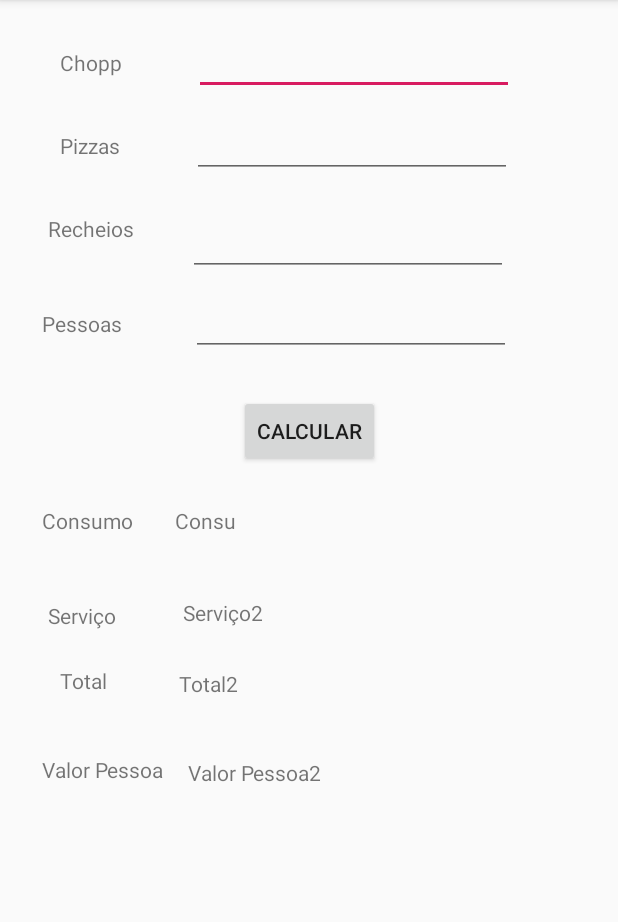
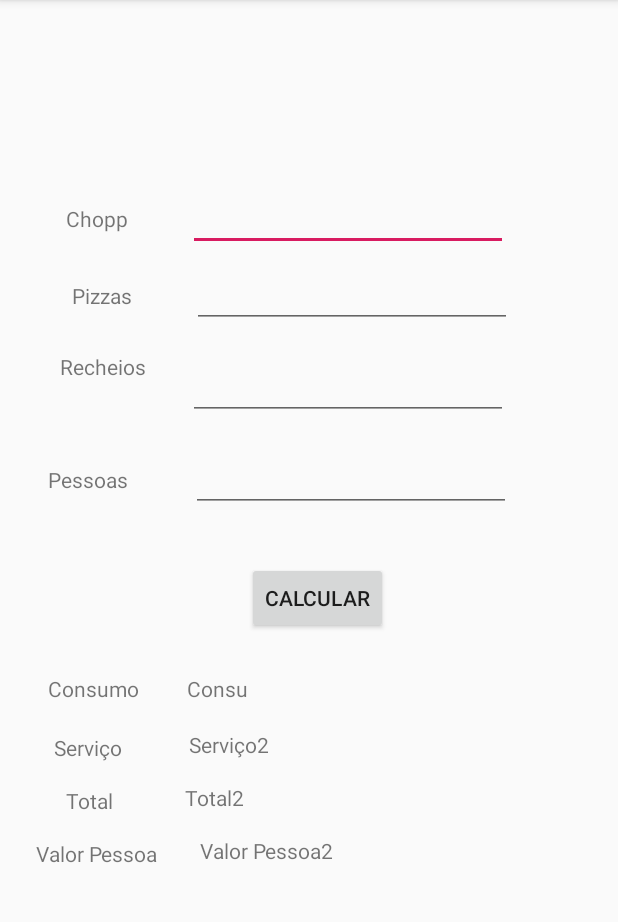
Before and after one commit to RauleSarah/PIZZARIA---PAM1, an Android app: the screen it shows after launch (MainActivity), on a phone screen of 412 x 824 dp, the part 84-1006 px from its top. Run offline under Robolectric (Android 15) with nearby library versions, the phone set to English and light mode, and no system bars.

Commit message:
Mudança na adição de pessoas

```diff
--- a/app/src/main/java/com/example/pizzaria/MainActivity.java
+++ b/app/src/main/java/com/example/pizzaria/MainActivity.java
@@ -46,8 +46,14 @@ public class MainActivity extends AppCompatActivity {
         lblServico2.setText("" + Servico);
         double Total  = (Consumo + Servico);
         lblTotal2.setText("" + Total);
-        double ValorPessoa  = (Total / Pessoas);
-        lblValorPessoa2.setText("" + ValorPessoa);
+
+        if (Pessoas <= 0) {
+            lblValorPessoa2.setText("");
+        }
+        else{
+            double ValorPessoa = (Total / Pessoas);
+            lblValorPessoa2.setText("" + ValorPessoa);
+        }
 
     }
 }
--- a/app/src/main/res/layout/activity_main.xml
+++ b/app/src/main/res/layout/activity_main.xml
@@ -10,9 +10,9 @@
         android:id="@+id/lblChopp"
         android:layout_width="wrap_content"
         android:layout_height="wrap_content"
-        android:layout_marginStart="40dp"
-        android:layout_marginLeft="40dp"
-        android:layout_marginTop="32dp"
+        android:layout_marginStart="44dp"
+        android:layout_marginLeft="44dp"
+        android:layout_marginTop="136dp"
         android:text="@string/CHOPP"
         app:layout_constraintStart_toStartOf="parent"
         app:layout_constraintTop_toTopOf="parent"
@@ -22,9 +22,9 @@
         android:id="@+id/lblPizzas"
         android:layout_width="wrap_content"
         android:layout_height="wrap_content"
-        android:layout_marginStart="40dp"
-        android:layout_marginLeft="40dp"
-        android:layout_marginTop="36dp"
+        android:layout_marginStart="48dp"
+        android:layout_marginLeft="48dp"
+        android:layout_marginTop="32dp"
         android:text="@string/PIZZAS"
         app:layout_constraintStart_toStartOf="parent"
         app:layout_constraintTop_toBottomOf="@+id/lblChopp"
@@ -34,9 +34,9 @@
         android:id="@+id/lblRecheios"
         android:layout_width="wrap_content"
         android:layout_height="wrap_content"
-        android:layout_marginStart="32dp"
-        android:layout_marginLeft="32dp"
-        android:layout_marginTop="36dp"
+        android:layout_marginStart="40dp"
+        android:layout_marginLeft="40dp"
+        android:layout_marginTop="28dp"
         android:text="@string/RECHEIOS"
         app:layout_constraintStart_toStartOf="parent"
         app:layout_constraintTop_toBottomOf="@+id/lblPizzas"
@@ -46,9 +46,9 @@
         android:id="@+id/lblPessoas"
         android:layout_width="63dp"
         android:layout_height="23dp"
-        android:layout_marginStart="28dp"
-        android:layout_marginLeft="28dp"
-        android:layout_marginTop="44dp"
+        android:layout_marginStart="32dp"
+        android:layout_marginLeft="32dp"
+        android:layout_marginTop="56dp"
         android:text="@string/PESSOAS"
         app:layout_constraintStart_toStartOf="parent"
         app:layout_constraintTop_toBottomOf="@+id/lblRecheios"
@@ -58,9 +58,9 @@
         android:id="@+id/lblConsumo"
         android:layout_width="wrap_content"
         android:layout_height="wrap_content"
-        android:layout_marginStart="28dp"
-        android:layout_marginLeft="28dp"
-        android:layout_marginTop="108dp"
+        android:layout_marginStart="32dp"
+        android:layout_marginLeft="32dp"
+        android:layout_marginTop="116dp"
         android:text="@string/CONSUMO"
         app:layout_constraintStart_toStartOf="parent"
         app:layout_constraintTop_toBottomOf="@+id/lblPessoas"
@@ -70,9 +70,9 @@
         android:id="@+id/lblServicos"
         android:layout_width="wrap_content"
         android:layout_height="wrap_content"
-        android:layout_marginStart="32dp"
-        android:layout_marginLeft="32dp"
-        android:layout_marginTop="44dp"
+        android:layout_marginStart="36dp"
+        android:layout_marginLeft="36dp"
+        android:layout_marginTop="20dp"
         android:text="@string/SERVICO"
         app:layout_constraintStart_toStartOf="parent"
         app:layout_constraintTop_toBottomOf="@+id/lblConsumo"
@@ -82,9 +82,9 @@
         android:id="@+id/lblTotal"
         android:layout_width="wrap_content"
         android:layout_height="wrap_content"
-        android:layout_marginStart="40dp"
-        android:layout_marginLeft="40dp"
-        android:layout_marginTop="24dp"
+        android:layout_marginStart="44dp"
+        android:layout_marginLeft="44dp"
+        android:layout_marginTop="16dp"
         android:text="@string/TOTAL"
         app:layout_constraintStart_toStartOf="parent"
         app:layout_constraintTop_toBottomOf="@+id/lblServicos"
@@ -94,9 +94,9 @@
         android:id="@+id/lblValorPessoa"
         android:layout_width="wrap_content"
         android:layout_height="wrap_content"
-        android:layout_marginStart="28dp"
-        android:layout_marginLeft="28dp"
-        android:layout_marginTop="40dp"
+        android:layout_marginStart="24dp"
+        android:layout_marginLeft="24dp"
+        android:layout_marginTop="16dp"
         android:text="@string/VALORPESSOA"
         app:layout_constraintStart_toStartOf="parent"
         app:layout_constraintTop_toBottomOf="@+id/lblTotal"
@@ -106,8 +106,8 @@
         android:id="@+id/txtChopp"
         android:layout_width="wrap_content"
         android:layout_height="wrap_content"
-        android:layout_marginStart="48dp"
-        android:layout_marginLeft="48dp"
+        android:layout_marginStart="40dp"
+        android:layout_marginLeft="40dp"
         android:ems="10"
         android:inputType="textPersonName"
         app:layout_constraintBaseline_toBaselineOf="@+id/lblChopp"
@@ -117,8 +117,8 @@
         android:id="@+id/txtPizzas"
         android:layout_width="wrap_content"
         android:layout_height="wrap_content"
-        android:layout_marginStart="48dp"
-        android:layout_marginLeft="48dp"
+        android:layout_marginStart="40dp"
+        android:layout_marginLeft="40dp"
         android:ems="10"
         android:inputType="textPersonName"
         app:layout_constraintBaseline_toBaselineOf="@+id/lblPizzas"
@@ -128,9 +128,9 @@
         android:id="@+id/txtRecheios"
         android:layout_width="wrap_content"
         android:layout_height="wrap_content"
-        android:layout_marginStart="36dp"
-        android:layout_marginLeft="36dp"
-        android:layout_marginTop="20dp"
+        android:layout_marginStart="28dp"
+        android:layout_marginLeft="28dp"
+        android:layout_marginTop="16dp"
         android:ems="10"
         android:inputType="textPersonName"
         app:layout_constraintStart_toEndOf="@+id/lblRecheios"
@@ -140,8 +140,8 @@
         android:id="@+id/txtPessoas"
         android:layout_width="wrap_content"
         android:layout_height="wrap_content"
-        android:layout_marginStart="36dp"
-        android:layout_marginLeft="36dp"
+        android:layout_marginStart="32dp"
+        android:layout_marginLeft="32dp"
         android:ems="10"
         android:inputType="textPersonName"
         app:layout_constraintBaseline_toBaselineOf="@+id/lblPessoas"
@@ -151,9 +151,9 @@
         android:id="@+id/lblConsumo2"
         android:layout_width="46dp"
         android:layout_height="17dp"
-        android:layout_marginStart="28dp"
-        android:layout_marginLeft="28dp"
-        android:layout_marginTop="100dp"
+        android:layout_marginStart="32dp"
+        android:layout_marginLeft="32dp"
+        android:layout_marginTop="108dp"
         android:text="@string/CONSUMO2"
         app:layout_constraintStart_toEndOf="@+id/lblConsumo"
         app:layout_constraintTop_toBottomOf="@+id/txtPessoas"
@@ -165,7 +165,7 @@
         android:layout_height="wrap_content"
         android:layout_marginStart="44dp"
         android:layout_marginLeft="44dp"
-        android:layout_marginTop="44dp"
+        android:layout_marginTop="20dp"
         android:text="@string/SERVICO2"
         app:layout_constraintStart_toEndOf="@+id/lblServicos"
         app:layout_constraintTop_toBottomOf="@+id/lblConsumo2"
@@ -177,7 +177,7 @@
         android:layout_height="wrap_content"
         android:layout_marginStart="48dp"
         android:layout_marginLeft="48dp"
-        android:layout_marginTop="28dp"
+        android:layout_marginTop="16dp"
         android:text="@string/TOTAL2"
         app:layout_constraintStart_toEndOf="@+id/lblTotal"
         app:layout_constraintTop_toBottomOf="@+id/lblServico2"
@@ -187,9 +187,9 @@
         android:id="@+id/lblValorPessoa2"
         android:layout_width="wrap_content"
         android:layout_height="wrap_content"
-        android:layout_marginStart="16dp"
-        android:layout_marginLeft="16dp"
-        android:layout_marginTop="40dp"
+        android:layout_marginStart="28dp"
+        android:layout_marginLeft="28dp"
+        android:layout_marginTop="16dp"
         android:text="@string/VALORPESSOA2"
         app:layout_constraintStart_toEndOf="@+id/lblValorPessoa"
         app:layout_constraintTop_toBottomOf="@+id/lblTotal2"
@@ -209,8 +209,10 @@
         android:text="@string/CALCULAR"
         app:layout_constraintBottom_toTopOf="@+id/lblConsumo2"
         app:layout_constraintEnd_toEndOf="parent"
+        app:layout_constraintHorizontal_bias="0.518"
         app:layout_constraintStart_toStartOf="parent"
         app:layout_constraintTop_toBottomOf="@+id/txtPessoas"
+        app:layout_constraintVertical_bias="0.583"
         tools:text="Calcular" />
 
 </android.support.constraint.ConstraintLayout>
```
